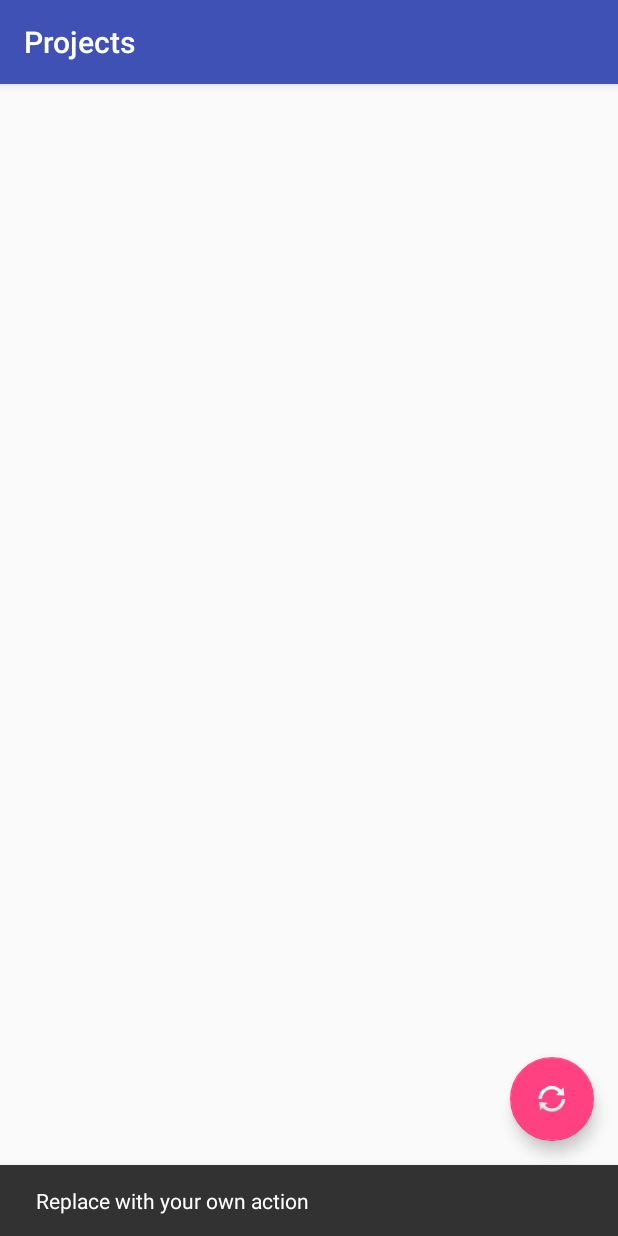
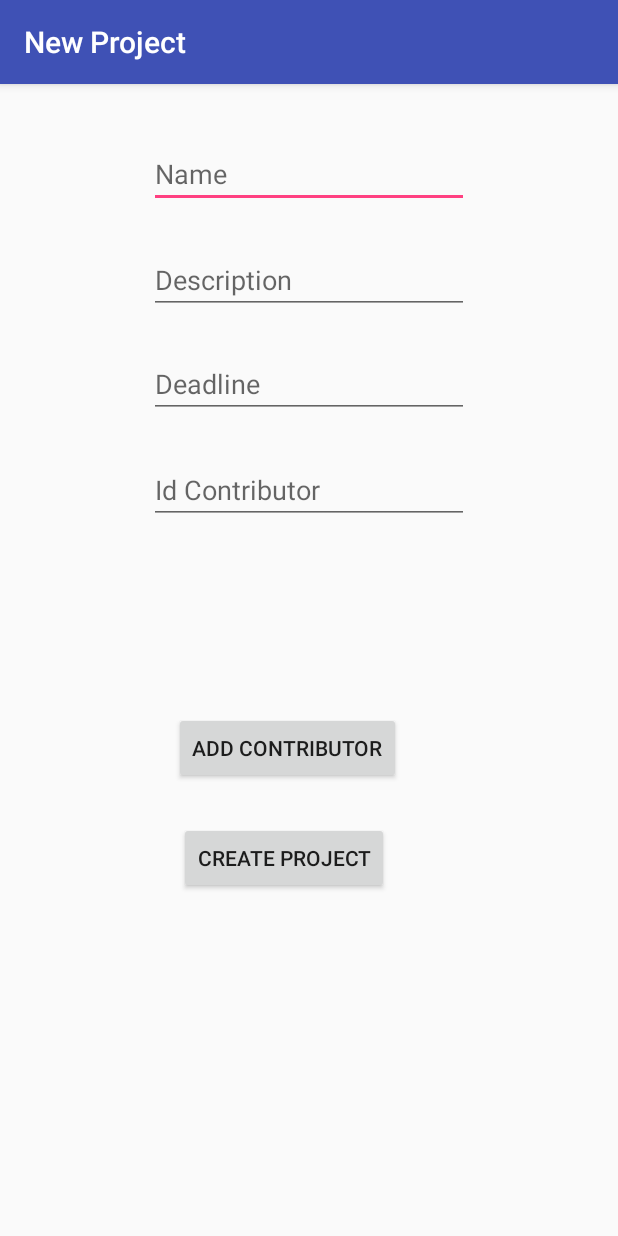
Before and after one commit to Pakistanp/ProjectManager, an Android app: the ProjectsActivity screen opened directly, with no data from a screen before it, after a tap on an icon or button, on a phone screen of 412 x 824 dp. Run offline under Robolectric (Android 15) with nearby library versions, the phone set to English and light mode, and no system bars.

Commit message:
add switching to next activity add listview in projects and new projects

```diff
--- a/app/src/main/java/com/example/piotr/projectmanager/LoginActivity.java
+++ b/app/src/main/java/com/example/piotr/projectmanager/LoginActivity.java
@@ -1,5 +1,6 @@
 package com.example.piotr.projectmanager;
 
+import android.content.Intent;
 import android.net.ConnectivityManager;
 import android.os.Bundle;
 import android.support.design.widget.FloatingActionButton;
@@ -41,7 +42,9 @@ public class LoginActivity extends AppCompatActivity {
                 Toast.makeText(LoginActivity.this,"Wrong login or password!",Toast.LENGTH_SHORT).show();
             }
             else{
-                Toast.makeText(LoginActivity.this,"login i haslo dobre",Toast.LENGTH_SHORT).show();
+                Intent intent;
+                intent = new Intent(LoginActivity.this,ProjectsActivity.class);
+                startActivity(intent);
             }
         }
     }
--- a/app/src/main/java/com/example/piotr/projectmanager/ProjectsActivity.java
+++ b/app/src/main/java/com/example/piotr/projectmanager/ProjectsActivity.java
@@ -1,5 +1,6 @@
 package com.example.piotr.projectmanager;
 
+import android.content.Intent;
 import android.os.Bundle;
 import android.support.design.widget.FloatingActionButton;
 import android.support.design.widget.Snackbar;
@@ -20,8 +21,8 @@ public class ProjectsActivity extends AppCompatActivity {
         fab.setOnClickListener(new View.OnClickListener() {
             @Override
             public void onClick(View view) {
-                Snackbar.make(view, "Replace with your own action", Snackbar.LENGTH_LONG)
-                        .setAction("Action", null).show();
+                Intent intent = new Intent(ProjectsActivity.this,NewProjectActivity.class);
+                startActivity(intent);
             }
         });
     }
--- a/app/src/main/res/layout/activity_projects.xml
+++ b/app/src/main/res/layout/activity_projects.xml
@@ -28,6 +28,6 @@
         android:layout_height="wrap_content"
         android:layout_gravity="bottom|end"
         android:layout_margin="@dimen/fab_margin"
-        app:srcCompat="@android:drawable/ic_popup_sync" />
+        app:srcCompat="@android:drawable/ic_menu_add" />
 
 </android.support.design.widget.CoordinatorLayout>
--- a/app/src/main/res/layout/content_new_project.xml
+++ b/app/src/main/res/layout/content_new_project.xml
@@ -6,6 +6,7 @@
     android:layout_height="match_parent"
     app:layout_behavior="@string/appbar_scrolling_view_behavior"
     tools:context="com.example.piotr.projectmanager.NewProjectActivity"
+    tools:layout_editor_absoluteY="81dp"
     tools:showIn="@layout/activity_new_project">
 
     <EditText
@@ -35,7 +36,7 @@
         android:id="@+id/editTextDeadline"
         android:layout_width="wrap_content"
         android:layout_height="wrap_content"
-        android:layout_marginTop="25dp"
+        android:layout_marginTop="24dp"
         android:ems="10"
         android:hint="@string/text_deadline"
         android:inputType="date"
@@ -53,24 +54,33 @@
         app:layout_constraintStart_toStartOf="@+id/editTextDeadline"
         app:layout_constraintTop_toBottomOf="@+id/editTextDeadline" />
 
-    <Button
-        android:id="@+id/buttonAddContributor"
-        android:layout_width="wrap_content"
-        android:layout_height="wrap_content"
-        android:layout_marginStart="32dp"
-        android:layout_marginTop="24dp"
-        android:text="@string/action_add_contributor"
-        app:layout_constraintStart_toStartOf="@+id/editTextIdContributor"
+    <ListView
+        android:id="@+id/listViewContributors"
+        android:layout_width="251dp"
+        android:layout_height="68dp"
+        android:layout_marginStart="64dp"
+        android:layout_marginTop="32dp"
+        app:layout_constraintStart_toStartOf="parent"
         app:layout_constraintTop_toBottomOf="@+id/editTextIdContributor" />
 
     <Button
         android:id="@+id/buttonCreateProject"
         android:layout_width="wrap_content"
         android:layout_height="wrap_content"
+        android:layout_marginEnd="8dp"
         android:layout_marginTop="25dp"
         android:text="@string/action_create_project"
-        app:layout_constraintEnd_toEndOf="parent"
-        app:layout_constraintStart_toStartOf="parent"
+        app:layout_constraintEnd_toEndOf="@+id/buttonAddContributor"
         app:layout_constraintTop_toBottomOf="@+id/buttonAddContributor" />
 
+    <Button
+        android:id="@+id/buttonAddContributor"
+        android:layout_width="wrap_content"
+        android:layout_height="wrap_content"
+        android:layout_marginStart="116dp"
+        android:layout_marginTop="25dp"
+        android:text="@string/action_add_contributor"
+        app:layout_constraintStart_toStartOf="parent"
+        app:layout_constraintTop_toBottomOf="@+id/listViewContributors" />
+
 </android.support.constraint.ConstraintLayout>
```
Also changed, not shown: app/src/main/res/layout/content_projects.xml (+12 -0 lines).
